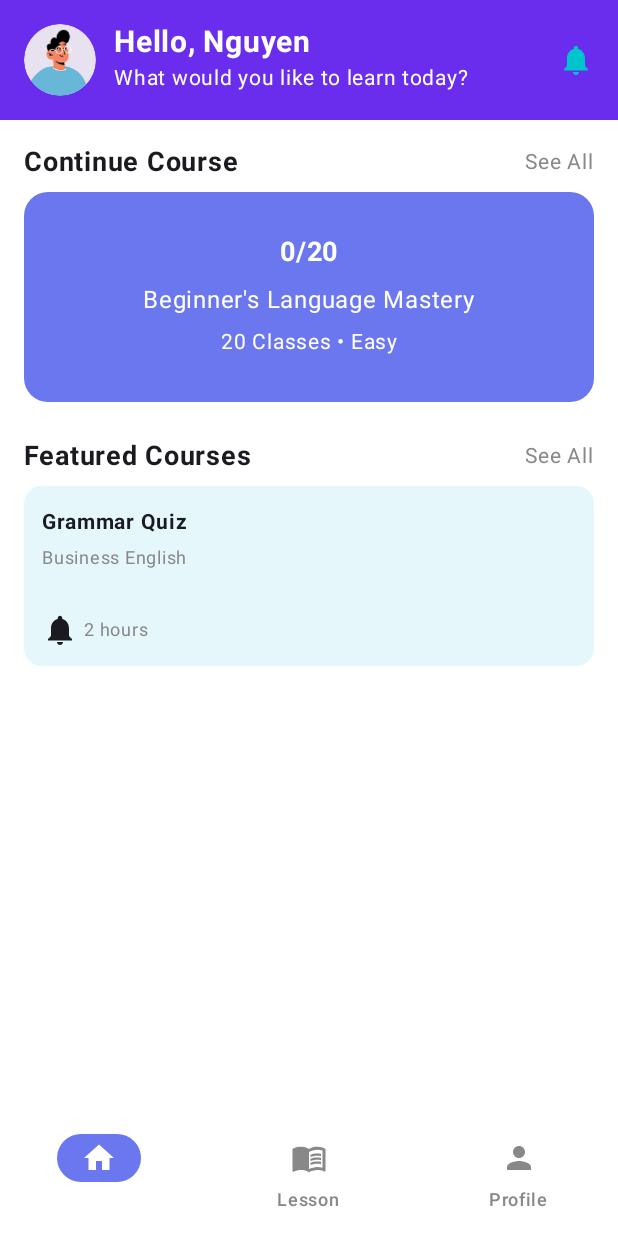
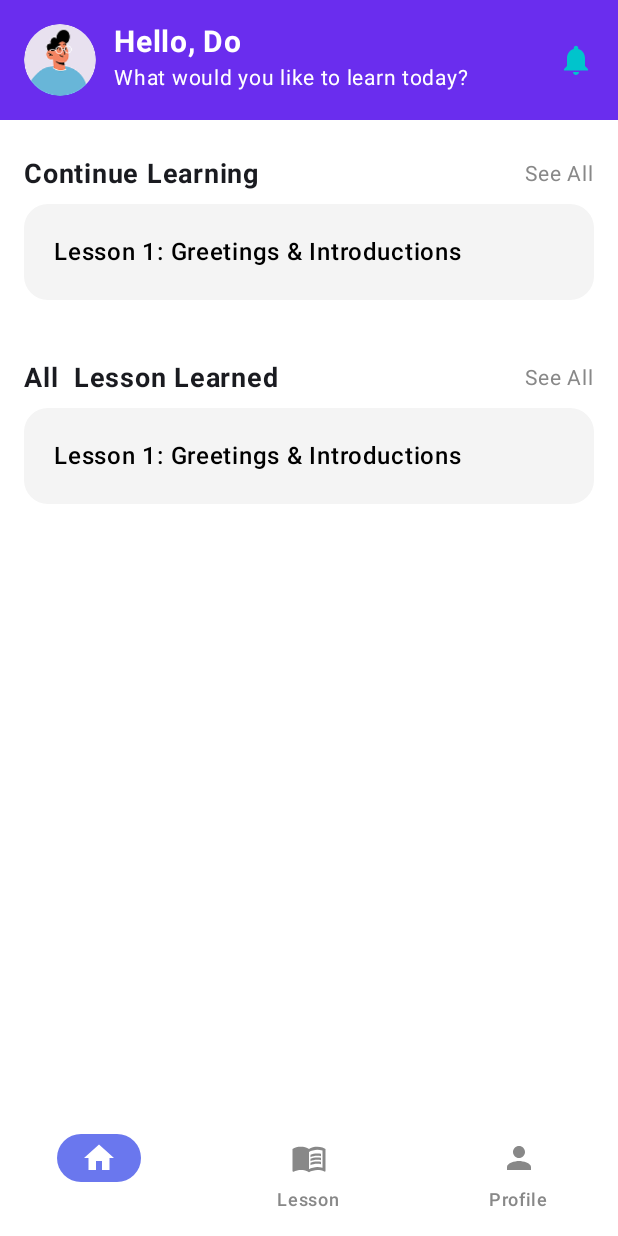
Before and after one commit to nkhoaa05/EnLearn, an Android app built with Jetpack Compose: the composable MainScreen shown on its own in the app's theme, on a phone screen of 412 x 824 dp. Run offline under Robolectric (Android 15) with nearby library versions, the phone set to English and light mode, and no system bars.

Commit message:
Update HomeScreen.kt

```diff
--- a/app/src/main/java/com/example/enlearn/ui/screen/home/HomeScreen.kt
+++ b/app/src/main/java/com/example/enlearn/ui/screen/home/HomeScreen.kt
@@ -1,43 +1,28 @@
-package com.example.enlearn.ui.screen.home
+package com.example.enlearn.presentation.home
 
 import androidx.compose.foundation.Image
 import androidx.compose.foundation.background
-import androidx.compose.foundation.layout.Arrangement
-import androidx.compose.foundation.layout.Box
-import androidx.compose.foundation.layout.Column
-import androidx.compose.foundation.layout.Row
-import androidx.compose.foundation.layout.Spacer
-import androidx.compose.foundation.layout.fillMaxSize
-import androidx.compose.foundation.layout.fillMaxWidth
-import androidx.compose.foundation.layout.height
-import androidx.compose.foundation.layout.padding
-import androidx.compose.foundation.layout.size
-import androidx.compose.foundation.layout.width
+import androidx.compose.foundation.layout.*
 import androidx.compose.foundation.shape.CircleShape
 import androidx.compose.foundation.shape.RoundedCornerShape
 import androidx.compose.material.icons.Icons
+import androidx.compose.material.icons.filled.Home
+import androidx.compose.material.icons.filled.MenuBook
 import androidx.compose.material.icons.filled.Notifications
-import androidx.compose.material3.Icon
-import androidx.compose.material3.Scaffold
-import androidx.compose.material3.Text
-import androidx.compose.runtime.Composable
-import androidx.compose.runtime.getValue
-import androidx.compose.runtime.mutableStateOf
-import androidx.compose.runtime.remember
-import androidx.compose.runtime.setValue
+import androidx.compose.material.icons.filled.Person
+import androidx.compose.material3.*
+import androidx.compose.runtime.*
 import androidx.compose.ui.Alignment
 import androidx.compose.ui.Modifier
 import androidx.compose.ui.draw.clip
 import androidx.compose.ui.graphics.Color
 import androidx.compose.ui.res.painterResource
 import androidx.compose.ui.text.font.FontWeight
-import androidx.compose.ui.tooling.preview.Preview
 import androidx.compose.ui.unit.dp
 import androidx.compose.ui.unit.sp
+import androidx.compose.ui.tooling.preview.Preview
 import com.example.enlearn.R
-import com.example.enlearn.presentation.profile.ProfileScreen
 import com.example.enlearn.ui.theme.EnLearnTheme
-import com.example.enlearn.ui.components.BottomNavigationBar
 
 @Composable
 fun HomeScreen() {
@@ -45,12 +30,14 @@ fun HomeScreen() {
         modifier = Modifier
             .fillMaxSize()
             .background(Color.White)
+            .systemBarsPadding() // Bỏ đè status bar
+            .padding(bottom = 60.dp)
     ) {
         // Header
         Box(
             modifier = Modifier
                 .fillMaxWidth()
-                .background(Color(0xFF6A2DEE))
+                .background(Color(0xFF6A2DEE)) // Màu tím
                 .padding(16.dp)
         ) {
             Row(
@@ -69,7 +56,7 @@ fun HomeScreen() {
                     Spacer(modifier = Modifier.width(12.dp))
                     Column {
                         Text(
-                            text = "Hello, Nguyen",
+                            text = "Hello, Do",
                             color = Color.White,
                             fontSize = 20.sp,
                             fontWeight = FontWeight.Bold
@@ -89,33 +76,48 @@ fun HomeScreen() {
             }
         }
 
-        Spacer(modifier = Modifier.height(16.dp))
-
-        // Continue Course
-        SectionHeader(title = "Continue Course")
-        Spacer(modifier = Modifier.height(8.dp))
-        CourseCard(
-            title = "Beginner's Language Mastery",
-            subtitle = "20 Classes • Easy",
-            progress = "0/20"
-        )
-
         Spacer(modifier = Modifier.height(24.dp))
 
-        // Featured Courses
-        SectionHeader(title = "Featured Courses")
+        // Section: Continue Learning
+        SectionHeader(title = "Continue Learning")
         Spacer(modifier = Modifier.height(8.dp))
-        Row(
-            modifier = Modifier
-                .padding(horizontal = 16.dp)
-                .fillMaxWidth(),
-            horizontalArrangement = Arrangement.spacedBy(12.dp)
-        ) {
-            FeaturedCourseCard(title = "Grammar Quiz", subtitle = "Business English")
-            FeaturedCourseCard(title = "Online Phrases", subtitle = "Business English")
-        }
+        LessonCard(title = "Lesson 1: Greetings & Introductions")
+
+        Spacer(modifier = Modifier.height(40.dp))
+
+        // Section: All Lesson Learned
+        SectionHeader(title = "All  Lesson Learned")
+        Spacer(modifier = Modifier.height(8.dp))
+        LessonCard(title = "Lesson 1: Greetings & Introductions")
 
         Spacer(modifier = Modifier.height(32.dp))
+    }
+}
+
+
+@Composable
+fun LessonCard(title: String) {
+    Box(
+        modifier = Modifier
+            .fillMaxWidth()
+            .padding(horizontal = 16.dp)
+            .clip(RoundedCornerShape(16.dp))
+            .background(Color(0xFFF4F4F4)) // Xám nhẹ
+            .padding(20.dp)
+    ) {
+        Text(
+            text = title,
+            fontWeight = FontWeight.Medium,
+            fontSize = 16.sp,
+            color = Color.Black
+        )
+    }
+}
+
+@Composable
+fun ProfileScreen() {
+    Box(modifier = Modifier.fillMaxSize(), contentAlignment = Alignment.Center) {
+        Text("Profile Screen", fontSize = 20.sp, fontWeight = FontWeight.Bold)
     }
 }
 
@@ -197,6 +199,37 @@ fun FeaturedCourseCard(title: String, subtitle: String, modifier: Modifier = Mod
 }
 
 @Composable
+fun BottomNavigationBar(selectedItem: Int, onItemSelected: (Int) -> Unit) {
+    val items = listOf("Home", "Lesson", "Profile")
+    val icons = listOf(Icons.Filled.Home, Icons.Filled.MenuBook, Icons.Filled.Person)
+
+    NavigationBar(containerColor = Color.White) {
+        items.forEachIndexed { index, item ->
+            NavigationBarItem(
+                selected = selectedItem == index,
+                onClick = { onItemSelected(index) },
+                icon = {
+                    Icon(
+                        imageVector = icons[index],
+                        contentDescription = item
+                    )
+                },
+                label = {
+                    Text(text = item)
+                },
+                colors = NavigationBarItemDefaults.colors(
+                    selectedIconColor = Color.White,
+                    selectedTextColor = Color.White,
+                    indicatorColor = Color(0xFF6A77EE),
+                    unselectedIconColor = Color.Gray,
+                    unselectedTextColor = Color.Gray
+                )
+            )
+        }
+    }
+}
+
+@Composable
 fun MainScreen() {
     var selectedItem by remember { mutableStateOf(0) }
 
@@ -207,12 +240,34 @@ fun MainScreen() {
             }
         }
     ) { padding ->
-        Box(modifier = Modifier.padding(padding)) {
+        Box(modifier = Modifier
+            .fillMaxSize()
+            .padding(padding)) {
             when (selectedItem) {
                 0 -> HomeScreen()
-                1 -> LessonScreen()
+                1 -> LessonScreen() // hoặc Text("Lesson Screen")
                 2 -> ProfileScreen()
             }
         }
     }
 }
+
+@Composable    //Do chưa có Lessonscreen nên để tạm để chạy preview
+fun LessonScreen() {
+    Box(
+        modifier = Modifier.fillMaxSize(),
+        contentAlignment = Alignment.Center
+    ) {
+        Text("Lesson Screen", fontSize = 20.sp)
+    }
+}
+
+
+
+@Preview(showBackground = true)
+@Composable
+fun MainPreview() {
+    EnLearnTheme {
+        MainScreen()
+    }
+}
```
